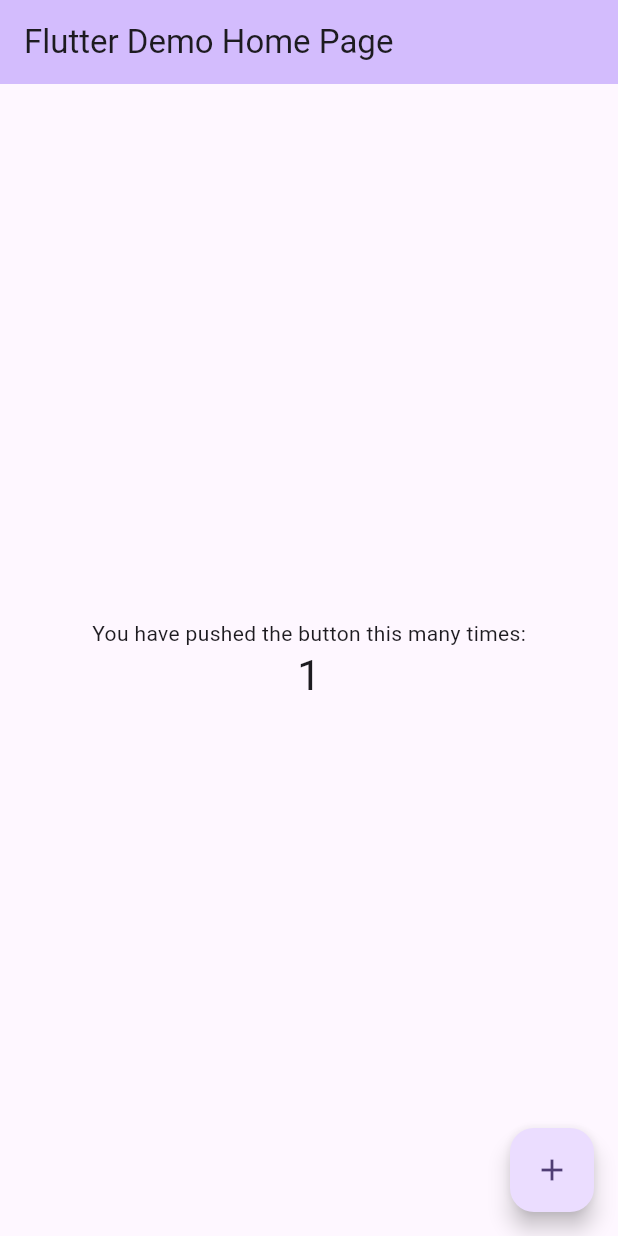
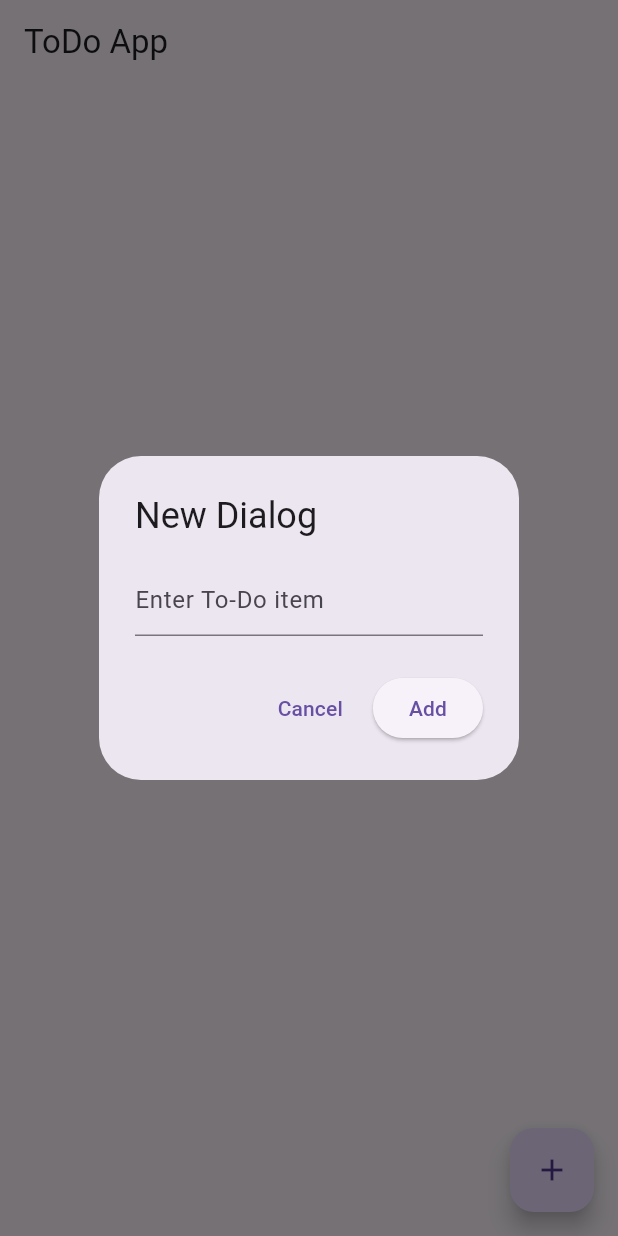
Before and after one commit to hkrilham/to_do_app, a Flutter app: the screen it shows after launch, after a tap on the "add" icon, on a phone screen of 412 x 824 dp. Run offline on Flutter 3.47's test engine with Material 3 defaults, Android fonts, the phone set to English and light mode, and no system bars.

Commit message:
appbar homePage add delete functions

```diff
--- /dev/null
+++ b/lib/homeScreen.dart
@@ -0,0 +1,79 @@
+import 'package:flutter/material.dart';
+
+class Homescreen extends StatefulWidget {
+  const Homescreen({super.key});
+
+  @override
+  State<Homescreen> createState() => _HomescreenState();
+}
+
+class _HomescreenState extends State<Homescreen> {
+  final List<String> todoList = [];
+  @override
+  Widget build(BuildContext context) {
+    return Scaffold(
+      appBar: AppBar(
+        title: Text('ToDo App'),
+      ),
+      body: ListView.builder(
+        itemCount: todoList.length,
+        itemBuilder: (context, index) {
+          return ListTile(
+            title: Text(todoList[index]), // todu name i text aha kattel
+            trailing: IconButton(
+              icon: Icon(Icons.delete),
+              onPressed: () {
+                setState(() {
+                  todoList.removeAt(index); // delete buton kanana functions
+                });
+              },
+            ),
+          );
+        },
+      ),
+      floatingActionButton: FloatingActionButton(
+        child: Icon(Icons.add),
+        onPressed: () {
+          _addTodoDialoge();
+        },
+      ),
+    );
+  }
+
+  // add todo dialog
+
+  void _addTodoDialoge() {
+    String newTodo = '';
+    showDialog(
+        context: context,
+        builder: (context) {
+          return AlertDialog(
+            title: Text('New Dialog'),
+            content: TextField(
+              onChanged: (value) {
+                newTodo = value;
+              },
+              decoration: InputDecoration(hintText: 'Enter To-Do item'),
+            ),
+            actions: [
+              TextButton(
+                onPressed: () {
+                  Navigator.of(context).pop();
+                },
+                child: Text('Cancel'),
+              ),
+              ElevatedButton(
+                  onPressed: () {
+                    if (newTodo.isNotEmpty) {
+                      setState(() {
+                        todoList.add(newTodo);
+                      });
+                    }
+                    Navigator.of(context).pop();
+                  },
+                  child: Text('Add'))
+            ],
+          );
+        });
+  }
+}
--- a/lib/main.dart
+++ b/lib/main.dart
@@ -1,4 +1,5 @@
 import 'package:flutter/material.dart';
+import 'package:to_do_app/homeScreen.dart';
 
 void main() {
   runApp(const MyApp());
@@ -7,119 +8,11 @@ void main() {
 class MyApp extends StatelessWidget {
   const MyApp({super.key});
 
-  // This widget is the root of your application.
   @override
   Widget build(BuildContext context) {
     return MaterialApp(
-      title: 'Flutter Demo',
-      theme: ThemeData(
-        // This is the theme of your application.
-        //
-        // TRY THIS: Try running your application with "flutter run". You'll see
-        // the application has a purple toolbar. Then, without quitting the app,
-        // try changing the seedColor in the colorScheme below to Colors.green
-        // and then invoke "hot reload" (save your changes or press the "hot
-        // reload" button in a Flutter-supported IDE, or press "r" if you used
-        // the command line to start the app).
-        //
-        // Notice that the counter didn't reset back to zero; the application
-        // state is not lost during the reload. To reset the state, use hot
-        // restart instead.
-        //
-        // This works for code too, not just values: Most code changes can be
-        // tested with just a hot reload.
-        colorScheme: ColorScheme.fromSeed(seedColor: Colors.deepPurple),
-        useMaterial3: true,
-      ),
-      home: const MyHomePage(title: 'Flutter Demo Home Page'),
+      title: 'ToDu App',
+      home: Homescreen(),
     );
   }
 }
-
-class MyHomePage extends StatefulWidget {
-  const MyHomePage({super.key, required this.title});
-
-  // This widget is the home page of your application. It is stateful, meaning
-  // that it has a State object (defined below) that contains fields that affect
-  // how it looks.
-
-  // This class is the configuration for the state. It holds the values (in this
-  // case the title) provided by the parent (in this case the App widget) and
-  // used by the build method of the State. Fields in a Widget subclass are
-  // always marked "final".
-
-  final String title;
-
-  @override
-  State<MyHomePage> createState() => _MyHomePageState();
-}
-
-class _MyHomePageState extends State<MyHomePage> {
-  int _counter = 0;
-
-  void _incrementCounter() {
-    setState(() {
-      // This call to setState tells the Flutter framework that something has
-      // changed in this State, which causes it to rerun the build method below
-      // so that the display can reflect the updated values. If we changed
-      // _counter without calling setState(), then the build method would not be
-      // called again, and so nothing would appear to happen.
-      _counter++;
-    });
-  }
-
-  @override
-  Widget build(BuildContext context) {
-    // This method is rerun every time setState is called, for instance as done
-    // by the _incrementCounter method above.
-    //
-    // The Flutter framework has been optimized to make rerunning build methods
-    // fast, so that you can just rebuild anything that needs updating rather
-    // than having to individually change instances of widgets.
-    return Scaffold(
-      appBar: AppBar(
-        // TRY THIS: Try changing the color here to a specific color (to
-        // Colors.amber, perhaps?) and trigger a hot reload to see the AppBar
-        // change color while the other colors stay the same.
-        backgroundColor: Theme.of(context).colorScheme.inversePrimary,
-        // Here we take the value from the MyHomePage object that was created by
-        // the App.build method, and use it to set our appbar title.
-        title: Text(widget.title),
-      ),
-      body: Center(
-        // Center is a layout widget. It takes a single child and positions it
-        // in the middle of the parent.
-        child: Column(
-          // Column is also a layout widget. It takes a list of children and
-          // arranges them vertically. By default, it sizes itself to fit its
-          // children horizontally, and tries to be as tall as its parent.
-          //
-          // Column has various properties to control how it sizes itself and
-          // how it positions its children. Here we use mainAxisAlignment to
-          // center the children vertically; the main axis here is the vertical
-          // axis because Columns are vertical (the cross axis would be
-          // horizontal).
-          //
-          // TRY THIS: Invoke "debug painting" (choose the "Toggle Debug Paint"
-          // action in the IDE, or press "p" in the console), to see the
-          // wireframe for each widget.
-          mainAxisAlignment: MainAxisAlignment.center,
-          children: <Widget>[
-            const Text(
-              'You have pushed the button this many times:',
-            ),
-            Text(
-              '$_counter',
-              style: Theme.of(context).textTheme.headlineMedium,
-            ),
-          ],
-        ),
-      ),
-      floatingActionButton: FloatingActionButton(
-        onPressed: _incrementCounter,
-        tooltip: 'Increment',
-        child: const Icon(Icons.add),
-      ), // This trailing comma makes auto-formatting nicer for build methods.
-    );
-  }
-}
```
Also changed, not shown: lib/hhh.dart (added, +83 -0 lines), lib/todo.dart (added).
